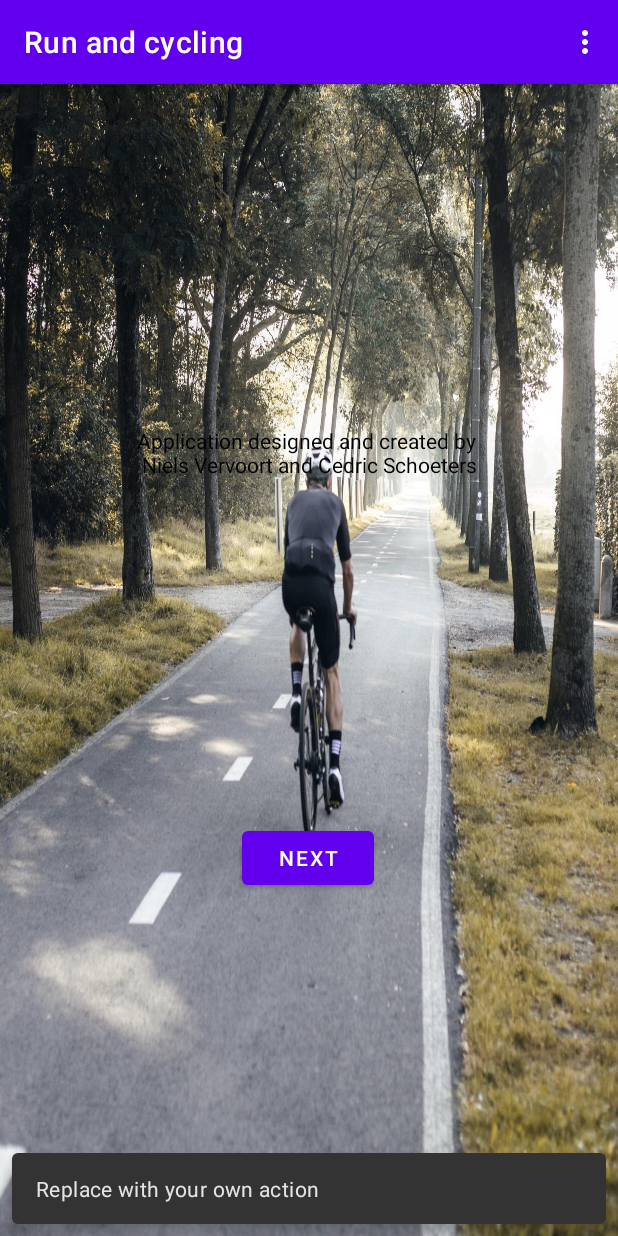
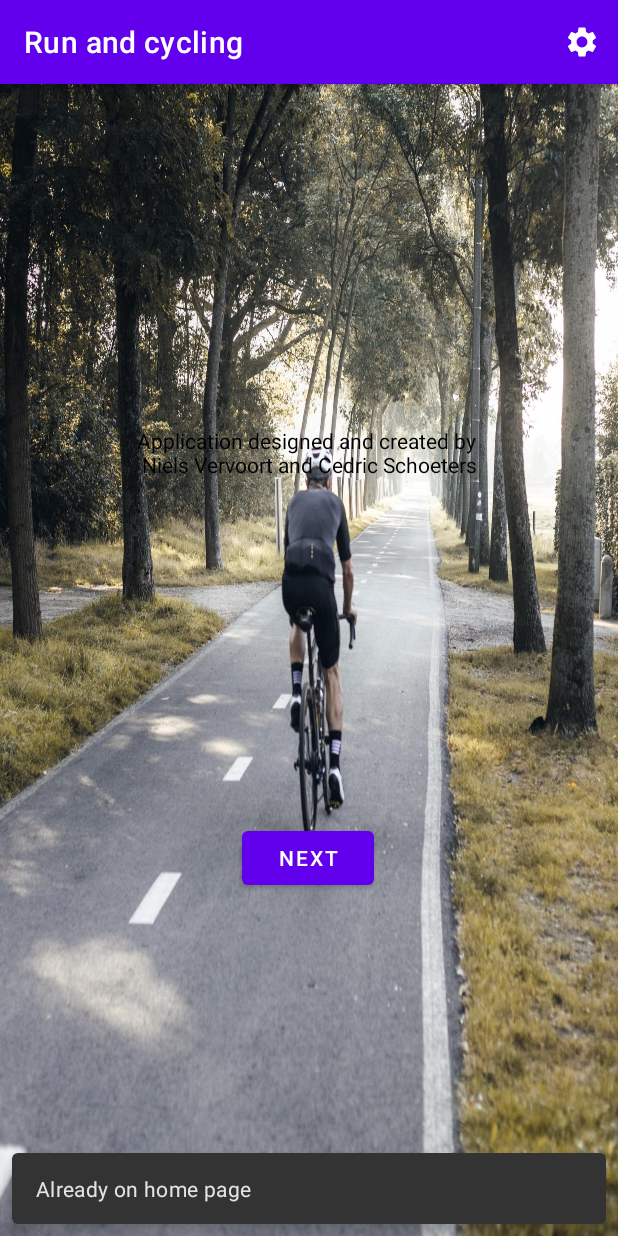
Before and after one commit to nielsver/practice-enterprise, an Android app: the screen it shows after launch (MainActivity), after a tap on "Run and cycling", on a phone screen of 412 x 824 dp. Run offline under Robolectric (Android 15) with nearby library versions, the phone set to English and light mode, and no system bars; our stand-ins replace navigation-ui.

Commit message:
home update

```diff
--- a/RunandCycle/app/src/main/java/com/example/runandcycle/MainActivity.java
+++ b/RunandCycle/app/src/main/java/com/example/runandcycle/MainActivity.java
@@ -35,7 +35,7 @@
         binding.toolbar.setOnClickListener(new View.OnClickListener() {
             @Override
             public void onClick(View view) {
-                Snackbar.make(view, "Replace with your own action", Snackbar.LENGTH_LONG)
+                Snackbar.make(view, "Already on home page", Snackbar.LENGTH_LONG)
                         .setAction("Action", null).show();
             }
         });
--- a/RunandCycle/app/src/main/java/com/example/runandcycle/home.java
+++ b/RunandCycle/app/src/main/java/com/example/runandcycle/home.java
@@ -26,7 +26,7 @@
         // Passing each menu ID as a set of Ids because each
         // menu should be considered as top level destinations.
         AppBarConfiguration appBarConfiguration = new AppBarConfiguration.Builder(
-                R.id.navigation_home, R.id.navigation_dashboard, R.id.navigation_notifications)
+                R.id.navigation_home)
                 .build();
         NavController navController = Navigation.findNavController(this, R.id.nav_host_fragment_activity_home);
         NavigationUI.setupActionBarWithNavController(this, navController, appBarConfiguration);
--- /dev/null
+++ b/RunandCycle/app/src/main/res/drawable/ic_baseline_settings_24.xml
@@ -0,0 +1,10 @@
+<vector xmlns:android="http://schemas.android.com/apk/res/android"
+    android:width="24dp"
+    android:height="24dp"
+    android:viewportWidth="24"
+    android:viewportHeight="24"
+    android:tint="?attr/colorControlNormal">
+  <path
+      android:fillColor="@android:color/white"
+      android:pathData="M19.14,12.94c0.04,-0.3 0.06,-0.61 0.06,-0.94c0,-0.32 -0.02,-0.64 -0.07,-0.94l2.03,-1.58c0.18,-0.14 0.23,-0.41 0.12,-0.61l-1.92,-3.32c-0.12,-0.22 -0.37,-0.29 -0.59,-0.22l-2.39,0.96c-0.5,-0.38 -1.03,-0.7 -1.62,-0.94L14.4,2.81c-0.04,-0.24 -0.24,-0.41 -0.48,-0.41h-3.84c-0.24,0 -0.43,0.17 -0.47,0.41L9.25,5.35C8.66,5.59 8.12,5.92 7.63,6.29L5.24,5.33c-0.22,-0.08 -0.47,0 -0.59,0.22L2.74,8.87C2.62,9.08 2.66,9.34 2.86,9.48l2.03,1.58C4.84,11.36 4.8,11.69 4.8,12s0.02,0.64 0.07,0.94l-2.03,1.58c-0.18,0.14 -0.23,0.41 -0.12,0.61l1.92,3.32c0.12,0.22 0.37,0.29 0.59,0.22l2.39,-0.96c0.5,0.38 1.03,0.7 1.62,0.94l0.36,2.54c0.05,0.24 0.24,0.41 0.48,0.41h3.84c0.24,0 0.44,-0.17 0.47,-0.41l0.36,-2.54c0.59,-0.24 1.13,-0.56 1.62,-0.94l2.39,0.96c0.22,0.08 0.47,0 0.59,-0.22l1.92,-3.32c0.12,-0.22 0.07,-0.47 -0.12,-0.61L19.14,12.94zM12,15.6c-1.98,0 -3.6,-1.62 -3.6,-3.6s1.62,-3.6 3.6,-3.6s3.6,1.62 3.6,3.6S13.98,15.6 12,15.6z"/>
+</vector>
--- /dev/null
+++ b/RunandCycle/app/src/main/res/drawable/profile.xml
@@ -0,0 +1,5 @@
+<vector android:height="24dp" android:tint="#1C39B5"
+    android:viewportHeight="24" android:viewportWidth="24"
+    android:width="24dp" xmlns:android="http://schemas.android.com/apk/res/android">
+    <path android:fillColor="@android:color/white" android:pathData="M12,2C6.48,2 2,6.48 2,12s4.48,10 10,10 10,-4.48 10,-10S17.52,2 12,2zM12,5c1.66,0 3,1.34 3,3s-1.34,3 -3,3 -3,-1.34 -3,-3 1.34,-3 3,-3zM12,19.2c-2.5,0 -4.71,-1.28 -6,-3.22 0.03,-1.99 4,-3.08 6,-3.08 1.99,0 5.97,1.09 6,3.08 -1.29,1.94 -3.5,3.22 -6,3.22z"/>
+</vector>
--- a/RunandCycle/app/src/main/res/layout/activity_main.xml
+++ b/RunandCycle/app/src/main/res/layout/activity_main.xml
@@ -5,7 +5,8 @@
     android:layout_width="match_parent"
     android:layout_height="match_parent"
     tools:context=".MainActivity"
-    android:background="@drawable/background">
+    android:background="@drawable/background"
+    tools:menu="@menu/menu_main">
 
     <com.google.android.material.appbar.AppBarLayout
         android:layout_width="match_parent"
--- a/RunandCycle/app/src/main/res/layout/fragment_login.xml
+++ b/RunandCycle/app/src/main/res/layout/fragment_login.xml
@@ -9,7 +9,8 @@
     android:paddingTop="@dimen/fragment_vertical_margin"
     android:paddingRight="@dimen/fragment_horizontal_margin"
     android:paddingBottom="@dimen/fragment_vertical_margin"
-    tools:context=".ui.login.LoginFragment">
+    tools:context=".ui.login.LoginFragment"
+    tools:menu="@menu/menu_main">
 
     <Button
         android:id="@+id/buttonlogin"
--- a/RunandCycle/app/src/main/res/menu/bottom_nav_menu.xml
+++ b/RunandCycle/app/src/main/res/menu/bottom_nav_menu.xml
@@ -1,13 +1,15 @@
 <?xml version="1.0" encoding="utf-8"?>
 <menu xmlns:android="http://schemas.android.com/apk/res/android"
     xmlns:tools="http://schemas.android.com/tools"
+    xmlns:app="http://schemas.android.com/apk/res-auto"
     tools:context="com.example.runandcycle.home">
 
 
     <item
         android:id="@+id/navigation_notifications"
-        android:icon="@drawable/ic_notifications_black_24dp"
+        android:icon="@drawable/ic_baseline_settings_24"
         android:title="@string/action_settings"
+        app:showAsAction="ifRoom"
         />
 
 </menu>
```
Also changed, not shown: RunandCycle/app/src/main/res/drawable/ic_baseline_account_circle_24.xml (added, +10 -0 lines), RunandCycle/app/src/main/res/layout/fragment_dashboard.xml (deleted, +0 -23 lines), RunandCycle/app/src/main/res/layout/fragment_home.xml (+19 -4 lines), RunandCycle/app/src/main/res/layout/fragment_notifications.xml (deleted, +0 -23 lines).
